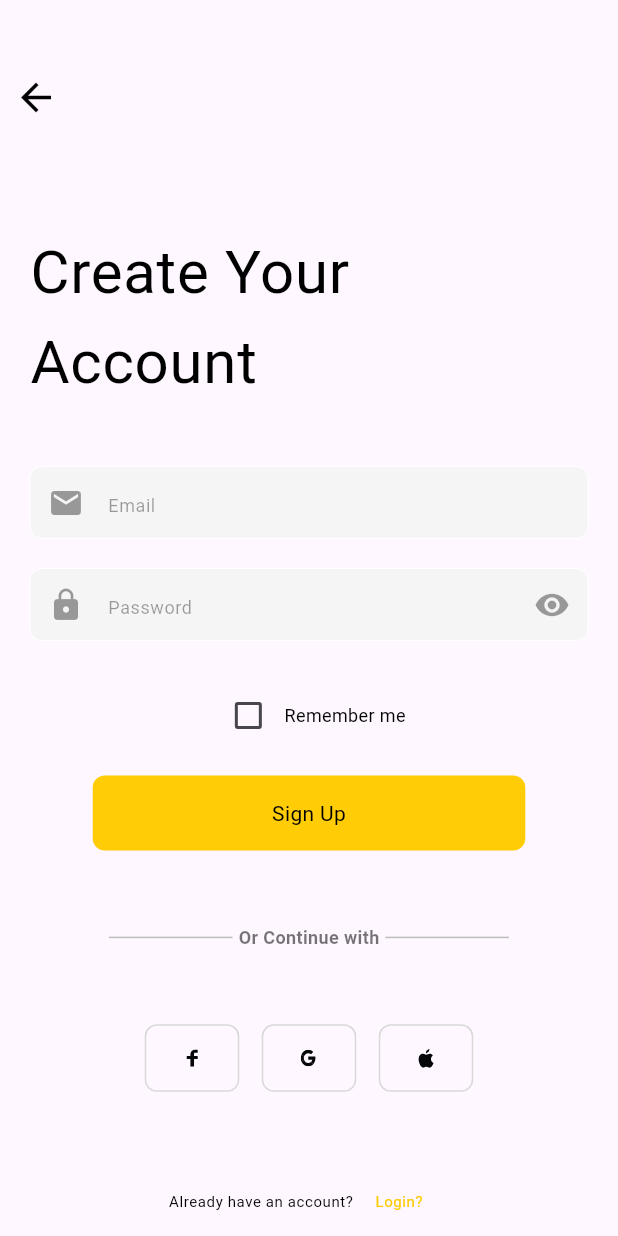
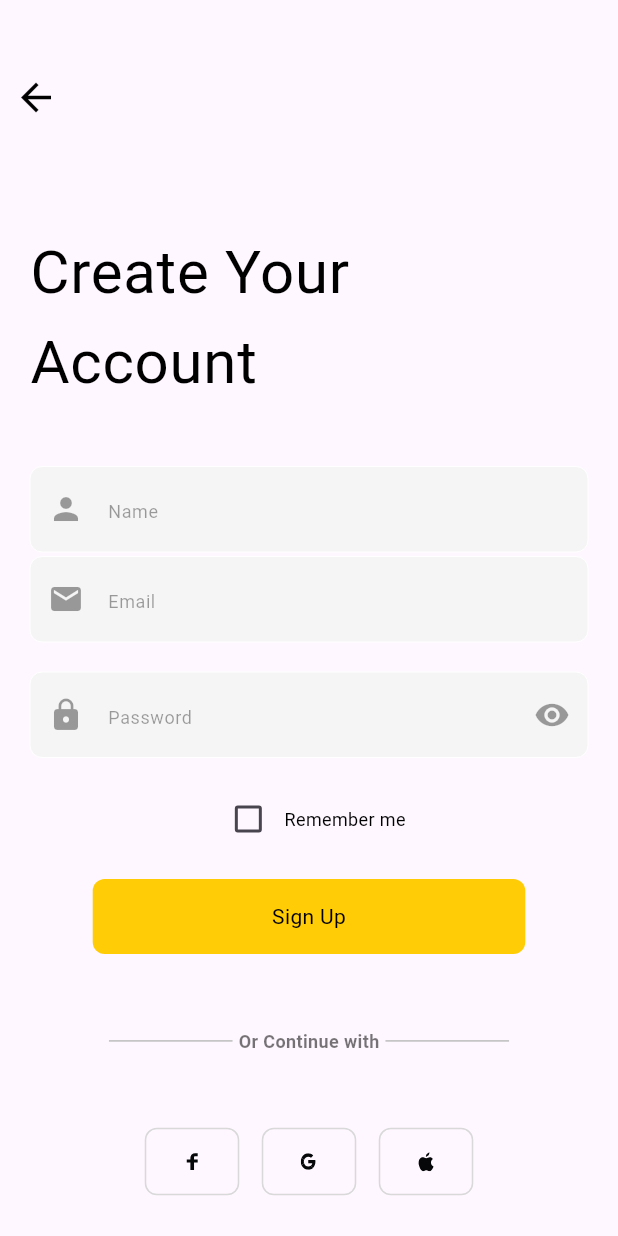
Before and after one commit to makdad-raee/needit_app, a Flutter app: the LoginView screen opened directly, after a tap on "Sign Up", on a phone screen of 412 x 824 dp. Run offline on Flutter 3.47's test engine with Material 3 defaults, Android fonts, the phone set to English and light mode, and no system bars; drawn by our look-alikes of modal_progress_hud_nsn; our stand-ins replace bloc, cached_network_image, dartz, dio, equatable, firebase_auth and 10 more; missing offline and left inert: flutter_verification_code; accounts and stored records are empty; Roboto replaces fonts that are missing (RubikMedium, Swiss721Bold); statements that could not run were skipped; project files that could hold a hidden picture were left out.

Commit message:
create user with email und pass with firebase done

```diff
--- a/lib/Features/Login/Presentation/view/Widgets/login_view_body.dart
+++ b/lib/Features/Login/Presentation/view/Widgets/login_view_body.dart
@@ -10,7 +10,10 @@ class LoginViewBody extends StatelessWidget {
 
   @override
   Widget build(BuildContext context) {
-    return Column(
+    return SingleChildScrollView(
+      child: Padding(
+        padding: const EdgeInsets.symmetric(horizontal: 20.0),
+        child: Column(
           crossAxisAlignment: CrossAxisAlignment.center,
           mainAxisAlignment: MainAxisAlignment.center,
           children: [
@@ -24,19 +27,17 @@ class LoginViewBody extends StatelessWidget {
                 fontFamily: kRubikRubikMedium,
               ),
             ),
-        // const SizedBox(height: 14),
+            const SizedBox(height: 14), // استبدلنا Spacer بـ SizedBox
             const LoginContainersOptions(
               text: 'Continue with Facebook',
               asset: 'assets/images/facebooksvg.svg',
             ),
-        Spacer(),
-        // const SizedBox(height: 24),
+            const SizedBox(height: 12),
             const LoginContainersOptions(
               text: 'Continue with Google',
               asset: 'assets/images/GrGoogle.svg',
             ),
-        Spacer(),
-        // const SizedBox(height: 24),
+            const SizedBox(height: 12),
             const LoginContainersOptions(
               text: 'Continue with Apple',
               asset: 'assets/images/applesvg.svg',
@@ -47,7 +48,9 @@ class LoginViewBody extends StatelessWidget {
             GestureDetector(
               onTap: () {
                 Navigator.of(context).push(
-              MaterialPageRoute(builder: (context) => const LoginFieldsView()),
+                  MaterialPageRoute(
+                    builder: (context) => const LoginFieldsView(),
+                  ),
                 );
               },
               child: Container(
@@ -55,7 +58,6 @@ class LoginViewBody extends StatelessWidget {
                 height: 50,
                 decoration: BoxDecoration(
                   color: Theme.of(context).primaryColor,
-              //  border: Border.all(width: 1, color: kprimaryColor),
                   borderRadius: BorderRadius.circular(8),
                 ),
                 child: Center(
@@ -83,7 +85,9 @@ class LoginViewBody extends StatelessWidget {
                 TextButton(
                   onPressed: () {
                     Navigator.of(context).push(
-                  MaterialPageRoute(builder: (context) => const SignUpView()),
+                      MaterialPageRoute(
+                        builder: (context) => const SignUpView(),
+                      ),
                     );
                   },
                   child: Text(
@@ -97,7 +101,10 @@ class LoginViewBody extends StatelessWidget {
                 ),
               ],
             ),
+            const SizedBox(height: 20),
           ],
+        ),
+      ),
     );
   }
 }
--- a/lib/Features/Sign_Up/Presentation/view/sign_up_view.dart
+++ b/lib/Features/Sign_Up/Presentation/view/sign_up_view.dart
@@ -1,22 +1,43 @@
 import 'package:flutter/material.dart';
+import 'package:flutter_bloc/flutter_bloc.dart';
+import 'package:modal_progress_hud_nsn/modal_progress_hud_nsn.dart';
+import 'package:needit_app/Features/Auth/Domain/use%20cases/signup_usecase.dart';
+import 'package:needit_app/Features/Auth/presentation/bloc/signup_bloc.dart';
 import 'package:needit_app/Features/Sign_Up/Presentation/view/widgets/sign_up_view_body.dart';
+import 'package:needit_app/injection_container.dart' as di;
 
 class SignUpView extends StatelessWidget {
   const SignUpView({super.key});
 
   @override
   Widget build(BuildContext context) {
-    return Scaffold(
-      // appBar: AppBar(
-      //   leading: Padding(
-      //     padding: EdgeInsets.symmetric(
-      //       horizontal: 20.0,
-      //       vertical: 30,
-      //     ), //EdgeInsets.all(20),
-      //     child:
-      //   ),
-      // ),
-      body: SignUpViewBody(),
+    return BlocProvider(
+      create: (context) {
+        return SignupBloc(
+          signupUpWhithEmilAndpasswordUsecase:
+              di.sl<SignupUpWhithEmilAndpasswordUsecase>(),
+        );
+      },
+      child: BlocConsumer<SignupBloc, SignupState>(
+        listener: (context, state) {
+          if (state is SignupSuccess) {
+            Navigator.of(context).pop();
+            // push(MaterialPageRoute(builder: (context) => const VerifyView()));
+          }
+          if (state is Signupfailure) {
+            ScaffoldMessenger.of(
+              context,
+            ).showSnackBar(SnackBar(content: Text(state.error)));
+          }
+        },
+        builder:
+            (context, state) => Scaffold(
+              body: ModalProgressHUD(
+                inAsyncCall: State is SignupLoading ? true : false,
+                child: SignUpViewBody(),
+              ),
+            ),
+      ),
     );
   }
 }
--- a/lib/Features/Sign_Up/Presentation/view/widgets/sign_up_view_body.dart
+++ b/lib/Features/Sign_Up/Presentation/view/widgets/sign_up_view_body.dart
@@ -1,14 +1,27 @@
 import 'package:flutter/material.dart';
+import 'package:flutter_bloc/flutter_bloc.dart';
 import 'package:flutter_svg/svg.dart';
-import 'package:needit_app/Features/verify/view/verify_view.dart';
+import 'package:needit_app/Features/Auth/presentation/bloc/signup_bloc.dart';
 import 'package:needit_app/constant.dart';
 
-class SignUpViewBody extends StatelessWidget {
+class SignUpViewBody extends StatefulWidget {
   const SignUpViewBody({super.key});
 
   @override
+  State<SignUpViewBody> createState() => _SignUpViewBodyState();
+}
+
+class _SignUpViewBodyState extends State<SignUpViewBody> {
+  final GlobalKey<FormState> formKey = GlobalKey<FormState>();
+  late String email, name, password;
+  AutovalidateMode autovalidateMode = AutovalidateMode.disabled;
+  @override
   Widget build(BuildContext context) {
-    return Column(
+    return Form(
+      key: formKey,
+      autovalidateMode: autovalidateMode,
+      child: SingleChildScrollView(
+        child: Column(
           children: [
             SizedBox(height: MediaQuery.of(context).size.width * .1),
             Row(
@@ -41,15 +54,37 @@ class SignUpViewBody extends StatelessWidget {
                       children: [
                         const SizedBox(height: 40),
                         SizedBox(
-                      child: const CostomTextFormFilled(
+                          height: 60,
+                          child: CostomTextFormFilled(
+                            onSaved: (value) {
+                              name = value!;
+                            },
+                            text: 'Name',
+                            prefixIcon: Icon(
+                              Icons.person,
+                              color: Colors.black38,
+                            ),
+                          ),
+                        ),
+                        SizedBox(
+                          child: CostomTextFormFilled(
+                            onSaved: (value) {
+                              email = value!;
+                            },
                             text: 'Email',
-                        prefixIcon: Icon(Icons.email, color: Colors.black38),
+                            prefixIcon: Icon(
+                              Icons.email,
+                              color: Colors.black38,
+                            ),
                           ),
                         ),
                         const SizedBox(height: 20),
                         SizedBox(
                           height: 60,
-                      child: const CostomTextFormFilled(
+                          child: CostomTextFormFilled(
+                            onSaved: (value) {
+                              password = value!;
+                            },
                             text: 'Password',
                             prefixIcon: Icon(Icons.lock, color: Colors.black38),
                             suffixIcon: Icon(
@@ -81,11 +116,25 @@ class SignUpViewBody extends StatelessWidget {
                         const SizedBox(height: 16),
                         GestureDetector(
                           onTap: () {
-                        Navigator.of(context).push(
-                          MaterialPageRoute(
-                            builder: (context) => const VerifyView(),
+                            if (formKey.currentState!.validate()) {
+                              formKey.currentState!.save();
+                              BlocProvider.of<SignupBloc>(context).add(
+                                SignupWhithEmailAndPasswordEvent(
+                                  email: email,
+                                  password: password,
+                                  name: name,
                                 ),
                               );
+                              // Navigator.of(context).push(
+                              //   MaterialPageRoute(
+                              //     builder: (context) => const VerifyView(),
+                              //   ),
+                              // );
+                            } else {
+                              setState(() {
+                                autovalidateMode = AutovalidateMode.always;
+                              });
+                            }
                           },
                           child: Container(
                             width: MediaQuery.of(context).size.width * 0.7,
@@ -108,11 +157,17 @@ class SignUpViewBody extends StatelessWidget {
                             ),
                           ),
                         ),
-                    SizedBox(height: MediaQuery.of(context).size.height * 0.06),
+                        SizedBox(
+                          height: MediaQuery.of(context).size.height * 0.06,
+                        ),
                         const SignUpDiveder(),
-                    SizedBox(height: MediaQuery.of(context).size.height * 0.06),
+                        SizedBox(
+                          height: MediaQuery.of(context).size.height * 0.06,
+                        ),
                         const FaceBookAppleGoogleContainers(),
-                    SizedBox(height: MediaQuery.of(context).size.height * 0.06),
+                        SizedBox(
+                          height: MediaQuery.of(context).size.height * 0.06,
+                        ),
                         const AlreadyHaveAcoount(),
                       ],
                     ),
@@ -121,6 +176,8 @@ class SignUpViewBody extends StatelessWidget {
               ),
             ),
           ],
+        ),
+      ),
     );
   }
 }
@@ -217,20 +274,32 @@ class CostomTextFormFilled extends StatelessWidget {
     required this.text,
     required this.prefixIcon,
     this.suffixIcon,
+    this.onSaved,
   });
   final String text;
   final Widget prefixIcon;
   final Widget? suffixIcon;
+  final void Function(String?)? onSaved;
 
   @override
   Widget build(BuildContext context) {
     return TextFormField(
+      onSaved: onSaved,
+      style: TextStyle(fontSize: 18),
+      validator: (value) {
+        if (value == null || value.isEmpty) {
+          return "Cant be Empty";
+        } else {
+          return null;
+        }
+      },
       cursorColor: kprimaryColor,
       cursorHeight: 24,
       decoration: InputDecoration(
         fillColor: const Color(0xffF5F5F5),
         filled: true,
         hintText: text,
+
         labelStyle: Theme.of(context).textTheme.bodySmall!.copyWith(
           fontSize: 12,
           fontFamily: kRubikRubikMedium,
@@ -238,7 +307,7 @@ class CostomTextFormFilled extends StatelessWidget {
         ),
         prefixIcon: prefixIcon,
         suffixIcon: suffixIcon,
-        contentPadding: EdgeInsets.all(-24),
+        contentPadding: EdgeInsets.all(15),
         hintStyle: Theme.of(context).textTheme.bodySmall!.copyWith(
           fontSize: 12,
           fontFamily: kRubikRubikMedium,
--- a/pubspec.yaml
+++ b/pubspec.yaml
@@ -32,6 +32,7 @@ dependencies:
   text_scroll: ^0.2.0
   lottie: ^3.1.3
   image_picker: ^1.1.2
+  modal_progress_hud_nsn: ^0.5.1
 
 dev_dependencies:
   flutter_test:
```
Also changed, not shown: lib/injection_container.dart (+14 -0 lines), pubspec.lock. Lines whose indentation alone changed are shown as unchanged.
